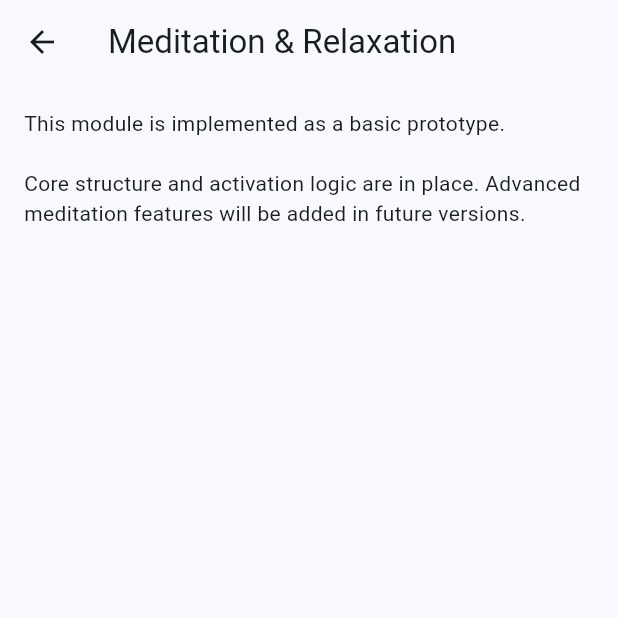
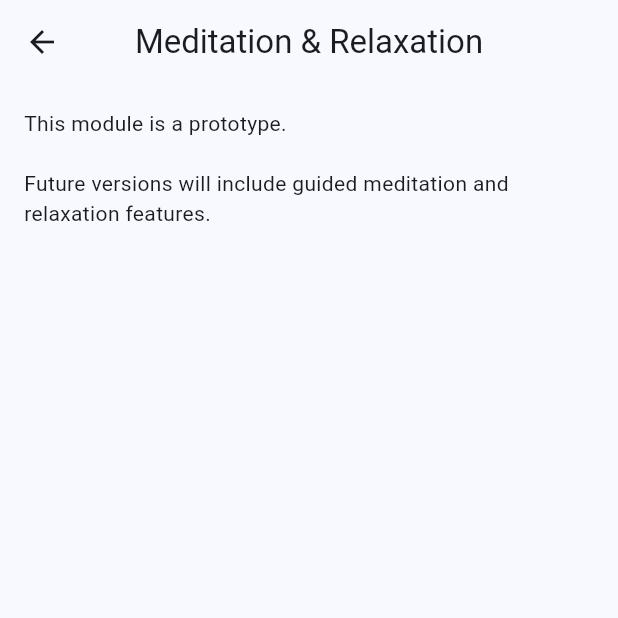
Before and after one commit to Veit-Kramer-Schoeggl/sleepbalance, a Flutter app: the MeditationConfigStandardScreen screen opened directly, on a phone screen of 412 x 824 dp, the top half of it. Run offline on Flutter 3.47's test engine with Material 3 defaults, Android fonts, the phone set to English and light mode, and no system bars; our stand-ins replace dio, flutter_dotenv, flutter_timezone, shared_preferences, sqflite; missing offline and left inert: cryptography, fitbitter; accounts and stored records are empty.

Commit message:
Code review and cleanup

```diff
--- a/lib/features/action_center/presentation/screens/action_screen.dart
+++ b/lib/features/action_center/presentation/screens/action_screen.dart
@@ -1,7 +1,7 @@
 import 'package:flutter/material.dart';
 import 'package:provider/provider.dart';
+import 'package:sleepbalance/features/action_center/domain/repositories/action_repository.dart';
 import '../../../../features/settings/presentation/viewmodels/settings_viewmodel.dart';
-import '../../../../modules/light/presentation/screens/light_config_standard_screen.dart';
 import '../../../../shared/widgets/ui/background_wrapper.dart';
 import '../../../../shared/widgets/ui/date_navigation_header.dart';
 import '../../../../shared/widgets/ui/checkbox_button.dart';
@@ -53,7 +53,7 @@ class ActionScreen extends StatelessWidget {
     // Create ActionViewModel with current user ID
     return ChangeNotifierProvider(
       create: (_) => ActionViewModel(
-        repository: context.read(), // Reads ActionRepository from parent MultiProvider
+        repository: context.read<ActionRepository>(),
         moduleConfigRepository: context.read<ModuleConfigRepository>(),
         userId: currentUserId, // Use actual user ID from SettingsViewModel
       )..loadActions(),
@@ -179,7 +179,7 @@ class _ActionScreenContentState extends State<_ActionScreenContent> {
                             itemBuilder: (context, index) {
                               final action = viewModel.actions[index];
 
-                              //get module metadata to keep UI consistent with Habits
+                              //Get module metadata to keep UI consistent with Habits.
                               final meta = getModuleMetadata(action.iconName);
 
                               return Padding(
--- a/lib/modules/meditation/presentation/screens/meditation_config_standard_screen.dart
+++ b/lib/modules/meditation/presentation/screens/meditation_config_standard_screen.dart
@@ -6,13 +6,15 @@ class MeditationConfigStandardScreen extends StatelessWidget {
   @override
   Widget build(BuildContext context) {
     return Scaffold(
-      appBar: AppBar(title: const Text('Meditation & Relaxation')),
+      appBar: AppBar(
+          title: const Text('Meditation & Relaxation'),
+          centerTitle: true,
+          ),
       body: const Padding(
         padding: EdgeInsets.all(16),
         child: Text(
-          'This module is implemented as a basic prototype.\n\n'
-              'Core structure and activation logic are in place. '
-              'Advanced meditation features will be added in future versions.',
+            'This module is a prototype.\n\n'
+                'Future versions will include guided meditation and relaxation features.',
         ),
       ),
     );
--- a/lib/modules/shared/constants/module_metadata.dart
+++ b/lib/modules/shared/constants/module_metadata.dart
@@ -66,7 +66,7 @@ const Map<String, ModuleMetadata> moduleMetadata = {
         'optimal exercise schedule.',
     icon: Icons.directions_run,
     primaryColor: Color(0xFF66BB6A), // Green
-    isAvailable: true, // Basic implementation (MVP) available
+    isAvailable: true, // Available in MVP (basic UI and logic, no advanced features yet)
   ),
 
   'meditation': ModuleMetadata(
@@ -78,7 +78,7 @@ const Map<String, ModuleMetadata> moduleMetadata = {
         'thoughts. Diverse techniques from multiple teachers and traditions.',
     icon: Icons.spa,
     primaryColor: Color(0xFF9C27B0), // Purple
-    isAvailable: true, // Basic implementation (MVP) available
+    isAvailable: true, // Available in MVP (basic UI and logic, no advanced features yet)
   ),
 
   'temperature': ModuleMetadata(
--- a/lib/modules/sport/presentation/screens/sport_config_standard_screen.dart
+++ b/lib/modules/sport/presentation/screens/sport_config_standard_screen.dart
@@ -6,7 +6,9 @@ class SportConfigStandardScreen extends StatelessWidget {
   @override
   Widget build(BuildContext context) {
     return Scaffold(
-      appBar: AppBar(title: const Text('Physical Activity')),
+      appBar: AppBar(
+          title: const Text('Physical Activity'),
+          centerTitle: true,),
       body: const Padding(
         padding: EdgeInsets.all(16),
         child: Text(
```
Also changed, not shown: lib/features/action_center/presentation/viewmodels/action_viewmodel.dart (+7 -7 lines), lib/features/habits_lab/presentation/screens/habits_screen.dart (+11 -29 lines), lib/features/habits_lab/presentation/viewmodels/habits_viewmodel.dart (+10 -17 lines), lib/modules/meditation/domain/meditation_module.dart (+5 -2 lines), lib/modules/sport/domain/sport_module.dart (+6 -3 lines).
